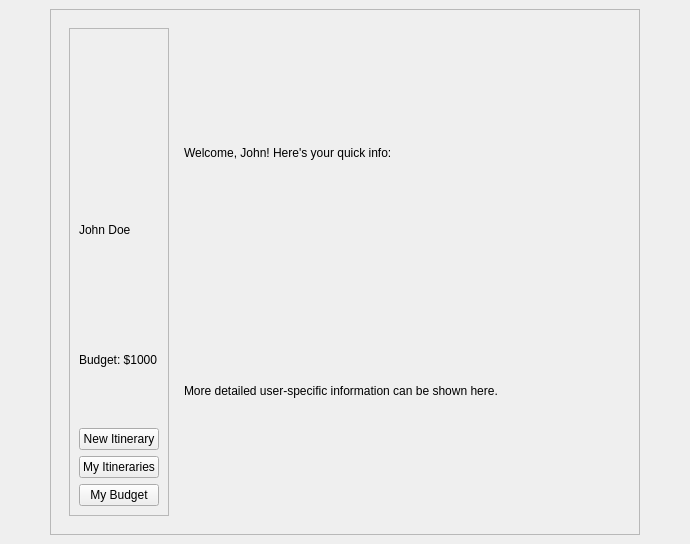
Qt form mainwindow.ui (OsamaAshraf01/Ra7al) before a commit.
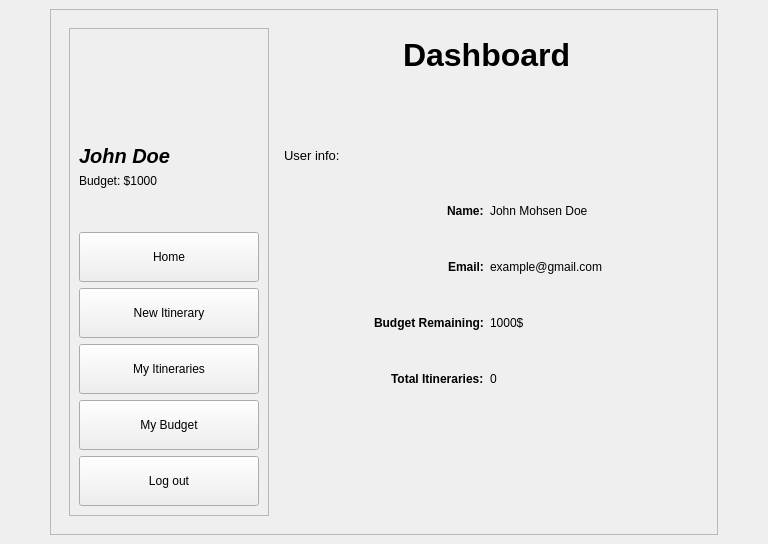
The same form after that commit. The open tabs and pages were chosen to show the change. Icons and pictures are not drawn.

The edit to the form file:
```diff
--- a/mainwindow.ui
+++ b/mainwindow.ui
@@ -6,7 +6,7 @@
    <rect>
     <x>0</x>
     <y>0</y>
-    <width>690</width>
+    <width>768</width>
     <height>544</height>
    </rect>
   </property>
@@ -898,12 +898,36 @@
           <layout class="QHBoxLayout" name="mainHorizontalLayout">
            <item>
             <widget class="QFrame" name="sidebarFrame">
+             <property name="minimumSize">
+              <size>
+               <width>200</width>
+               <height>0</height>
+              </size>
+             </property>
+             <property name="styleSheet">
+              <string notr="true"/>
+             </property>
              <property name="frameShape">
               <enum>QFrame::StyledPanel</enum>
              </property>
              <layout class="QVBoxLayout" name="sidebarLayout">
-              <item>
+              <item alignment="Qt::AlignHCenter">
                <widget class="QLabel" name="profilePicture">
+                <property name="minimumSize">
+                 <size>
+                  <width>100</width>
+                  <height>100</height>
+                 </size>
+                </property>
+                <property name="maximumSize">
+                 <size>
+                  <width>100</width>
+                  <height>100</height>
+                 </size>
+                </property>
+                <property name="styleSheet">
+                 <string notr="true"/>
+                </property>
                 <property name="pixmap">
                  <pixmap>path/to/profile/picture.png</pixmap>
                 </property>
@@ -914,6 +938,18 @@
               </item>
               <item>
                <widget class="QLabel" name="labelUserName">
+                <property name="font">
+                 <font>
+                  <pointsize>-1</pointsize>
+                  <italic>true</italic>
+                  <bold>true</bold>
+                  <underline>false</underline>
+                  <strikeout>false</strikeout>
+                 </font>
+                </property>
+                <property name="styleSheet">
+                 <string notr="true">font-size: 20px;</string>
+                </property>
                 <property name="text">
                  <string>John Doe</string>
                 </property>
@@ -926,8 +962,40 @@
                 </property>
                </widget>
               </item>
+              <item>
+               <spacer name="verticalSpacer_7">
+                <property name="orientation">
+                 <enum>Qt::Vertical</enum>
+                </property>
+                <property name="sizeHint" stdset="0">
+                 <size>
+                  <width>20</width>
+                  <height>40</height>
+                 </size>
+                </property>
+               </spacer>
+              </item>
+              <item>
+               <widget class="QPushButton" name="pushButton">
+                <property name="minimumSize">
+                 <size>
+                  <width>0</width>
+                  <height>50</height>
+                 </size>
+                </property>
+                <property name="text">
+                 <string>Home</string>
+                </property>
+               </widget>
+              </item>
               <item>
                <widget class="QPushButton" name="buttonNewItinerary">
+                <property name="minimumSize">
+                 <size>
+                  <width>0</width>
+                  <height>50</height>
+                 </size>
+                </property>
                 <property name="text">
                  <string>New Itinerary</string>
                 </property>
@@ -935,6 +1003,12 @@
               </item>
               <item>
                <widget class="QPushButton" name="buttonMyItineraries">
+                <property name="minimumSize">
+                 <size>
+                  <width>0</width>
+                  <height>50</height>
+                 </size>
+                </property>
                 <property name="text">
                  <string>My Itineraries</string>
                 </property>
@@ -942,11 +1016,30 @@
               </item>
               <item>
                <widget class="QPushButton" name="buttonMyBudget">
+                <property name="minimumSize">
+                 <size>
+                  <width>0</width>
+                  <height>50</height>
+                 </size>
+                </property>
                 <property name="text">
                  <string>My Budget</string>
                 </property>
                </widget>
               </item>
+              <item>
+               <widget class="QPushButton" name="logOutButton">
+                <property name="minimumSize">
+                 <size>
+                  <width>0</width>
+                  <height>50</height>
+                 </size>
+                </property>
+                <property name="text">
+                 <string>Log out</string>
+                </property>
+               </widget>
+              </item>
              </layout>
             </widget>
            </item>
@@ -957,20 +1050,204 @@
              </property>
              <widget class="QWidget" name="DashboardPage">
               <layout class="QVBoxLayout" name="verticalLayoutDashboard">
-               <item>
+               <item alignment="Qt::AlignHCenter">
                 <widget class="QLabel" name="labelDashboardInfo">
+                 <property name="font">
+                  <font>
+                   <pointsize>24</pointsize>
+                   <bold>true</bold>
+                  </font>
+                 </property>
                  <property name="text">
-                  <string>Welcome, John! Here's your quick info:</string>
+                  <string>Dashboard</string>
                  </property>
                 </widget>
                </item>
                <item>
-                <widget class="QLabel" name="labelMoreInfo">
+                <spacer name="verticalSpacer_28">
+                 <property name="orientation">
+                  <enum>Qt::Vertical</enum>
+                 </property>
+                 <property name="sizeHint" stdset="0">
+                  <size>
+                   <width>20</width>
+                   <height>40</height>
+                  </size>
+                 </property>
+                </spacer>
+               </item>
+               <item>
+                <widget class="QLabel" name="label_9">
+                 <property name="minimumSize">
+                  <size>
+                   <width>0</width>
+                   <height>50</height>
+                  </size>
+                 </property>
+                 <property name="font">
+                  <font>
+                   <pointsize>10</pointsize>
+                  </font>
+                 </property>
                  <property name="text">
-                  <string>More detailed user-specific information can be shown here.</string>
+                  <string>User info:</string>
                  </property>
                 </widget>
                </item>
+               <item>
+                <layout class="QGridLayout" name="gridLayout_2">
+                 <item row="1" column="0" alignment="Qt::AlignRight">
+                  <widget class="QLabel" name="label_2">
+                   <property name="minimumSize">
+                    <size>
+                     <width>0</width>
+                     <height>50</height>
+                    </size>
+                   </property>
+                   <property name="font">
+                    <font>
+                     <bold>true</bold>
+                    </font>
+                   </property>
+                   <property name="text">
+                    <string>Email:</string>
+                   </property>
+                  </widget>
+                 </item>
+                 <item row="0" column="1">
+                  <widget class="QLabel" name="label_3">
+                   <property name="minimumSize">
+                    <size>
+                     <width>0</width>
+                     <height>50</height>
+                    </size>
+                   </property>
+                   <property name="text">
+                    <string>John Mohsen Doe</string>
+                   </property>
+                  </widget>
+                 </item>
+                 <item row="2" column="0" alignment="Qt::AlignRight">
+                  <widget class="QLabel" name="label_5">
+                   <property name="minimumSize">
+                    <size>
+                     <width>0</width>
+                     <height>50</height>
+                    </size>
+                   </property>
+                   <property name="font">
+                    <font>
+                     <bold>true</bold>
+                    </font>
+                   </property>
+                   <property name="text">
+                    <string>Budget Remaining:</string>
+                   </property>
+                  </widget>
+                 </item>
+                 <item row="2" column="1">
+                  <widget class="QLabel" name="label_7">
+                   <property name="minimumSize">
+                    <size>
+                     <width>0</width>
+                     <height>50</height>
+                    </size>
+                   </property>
+                   <property name="text">
+                    <string>1000$</string>
+                   </property>
+                  </widget>
+                 </item>
+                 <item row="0" column="0" alignment="Qt::AlignRight">
+                  <widget class="QLabel" name="label">
+                   <property name="minimumSize">
+                    <size>
+                     <width>0</width>
+                     <height>50</height>
+                    </size>
+                   </property>
+                   <property name="font">
+                    <font>
+                     <bold>true</bold>
+                    </font>
+                   </property>
+                   <property name="text">
+                    <string>Name:</string>
+                   </property>
+                  </widget>
+                 </item>
+                 <item row="1" column="1">
+                  <widget class="QLabel" name="label_4">
+                   <property name="minimumSize">
+                    <size>
+                     <width>0</width>
+                     <height>50</height>
+                    </size>
+                   </property>
+                   <property name="text">
+                    <string>example@gmail.com</string>
+                   </property>
+                  </widget>
+                 </item>
+                 <item row="3" column="1">
+                  <widget class="QLabel" name="label_8">
+                   <property name="minimumSize">
+                    <size>
+                     <width>0</width>
+                     <height>50</height>
+                    </size>
+                   </property>
+                   <property name="text">
+                    <string>0</string>
+                   </property>
+                  </widget>
+                 </item>
+                 <item row="3" column="0" alignment="Qt::AlignRight">
+                  <widget class="QLabel" name="label_6">
+                   <property name="minimumSize">
+                    <size>
+                     <width>0</width>
+                     <height>50</height>
+                    </size>
+                   </property>
+                   <property name="font">
+                    <font>
+                     <bold>true</bold>
+                    </font>
+                   </property>
+                   <property name="text">
+                    <string>Total Itineraries:</string>
+                   </property>
+                  </widget>
+                 </item>
+                </layout>
+               </item>
+               <item>
+                <spacer name="verticalSpacer_27">
+                 <property name="orientation">
+                  <enum>Qt::Vertical</enum>
+                 </property>
+                 <property name="sizeHint" stdset="0">
+                  <size>
+                   <width>20</width>
+                   <height>40</height>
+                  </size>
+                 </property>
+                </spacer>
+               </item>
+               <item>
+                <spacer name="verticalSpacer_29">
+                 <property name="orientation">
+                  <enum>Qt::Vertical</enum>
+                 </property>
+                 <property name="sizeHint" stdset="0">
+                  <size>
+                   <width>20</width>
+                   <height>40</height>
+                  </size>
+                 </property>
+                </spacer>
+               </item>
               </layout>
              </widget>
              <widget class="QWidget" name="NewItineraryPage">
```
Left out of the diff: 78 changed lines with no effect on the pictures.
